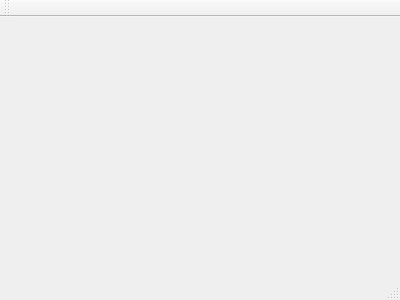
Old version of the form mainwindow.ui in the repository thesanone/MultiDiner.
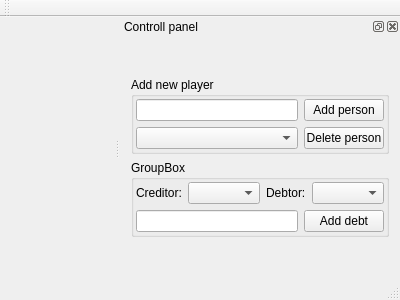
New version of the form.

```diff
--- a/mainwindow.ui
+++ b/mainwindow.ui
@@ -51,6 +51,182 @@
    </attribute>
   </widget>
   <widget class="QStatusBar" name="statusBar"/>
+  <widget class="QDockWidget" name="dockWidget_controll">
+   <property name="windowTitle">
+    <string>Controll panel</string>
+   </property>
+   <attribute name="dockWidgetArea">
+    <number>2</number>
+   </attribute>
+   <widget class="QWidget" name="dockWidgetContents">
+    <layout class="QVBoxLayout" name="verticalLayout">
+     <item>
+      <spacer name="verticalSpacer">
+       <property name="orientation">
+        <enum>Qt::Vertical</enum>
+       </property>
+       <property name="sizeHint" stdset="0">
+        <size>
+         <width>20</width>
+         <height>40</height>
+        </size>
+       </property>
+      </spacer>
+     </item>
+     <item>
+      <widget class="QGroupBox" name="groupBox">
+       <property name="title">
+        <string>Add new player</string>
+       </property>
+       <layout class="QVBoxLayout" name="verticalLayout_3">
+        <property name="leftMargin">
+         <number>2</number>
+        </property>
+        <property name="topMargin">
+         <number>2</number>
+        </property>
+        <property name="rightMargin">
+         <number>2</number>
+        </property>
+        <property name="bottomMargin">
+         <number>2</number>
+        </property>
+        <item>
+         <layout class="QHBoxLayout" name="horizontalLayout_4">
+          <property name="rightMargin">
+           <number>0</number>
+          </property>
+          <item>
+           <widget class="QLineEdit" name="lineEdit_person"/>
+          </item>
+          <item>
+           <widget class="QPushButton" name="pushButton_addPerson">
+            <property name="text">
+             <string>Add person</string>
+            </property>
+           </widget>
+          </item>
+         </layout>
+        </item>
+        <item>
+         <layout class="QHBoxLayout" name="horizontalLayout_2">
+          <property name="topMargin">
+           <number>0</number>
+          </property>
+          <item>
+           <widget class="QComboBox" name="comboBox_personsList"/>
+          </item>
+          <item>
+           <widget class="QPushButton" name="pushButton_deletePerson">
+            <property name="maximumSize">
+             <size>
+              <width>80</width>
+              <height>16777215</height>
+             </size>
+            </property>
+            <property name="text">
+             <string>Delete person</string>
+            </property>
+           </widget>
+          </item>
+         </layout>
+        </item>
+       </layout>
+      </widget>
+     </item>
+     <item>
+      <widget class="QGroupBox" name="groupBox_2">
+       <property name="title">
+        <string>GroupBox</string>
+       </property>
+       <layout class="QVBoxLayout" name="verticalLayout_2">
+        <property name="leftMargin">
+         <number>2</number>
+        </property>
+        <property name="topMargin">
+         <number>2</number>
+        </property>
+        <property name="rightMargin">
+         <number>2</number>
+        </property>
+        <property name="bottomMargin">
+         <number>2</number>
+        </property>
+        <item>
+         <layout class="QHBoxLayout" name="horizontalLayout">
+          <property name="topMargin">
+           <number>0</number>
+          </property>
+          <item>
+           <widget class="QLabel" name="label">
+            <property name="maximumSize">
+             <size>
+              <width>50</width>
+              <height>16777215</height>
+             </size>
+            </property>
+            <property name="text">
+             <string>Creditor:</string>
+            </property>
+           </widget>
+          </item>
+          <item>
+           <widget class="QComboBox" name="comboBox_creditor"/>
+          </item>
+          <item>
+           <widget class="QLabel" name="label_2">
+            <property name="maximumSize">
+             <size>
+              <width>50</width>
+              <height>16777215</height>
+             </size>
+            </property>
+            <property name="text">
+             <string>Debtor:</string>
+            </property>
+           </widget>
+          </item>
+          <item>
+           <widget class="QComboBox" name="comboBox_debtor"/>
+          </item>
+         </layout>
+        </item>
+        <item>
+         <layout class="QHBoxLayout" name="horizontalLayout_3">
+          <property name="topMargin">
+           <number>0</number>
+          </property>
+          <item>
+           <widget class="QLineEdit" name="lineEdit_debt"/>
+          </item>
+          <item>
+           <widget class="QPushButton" name="pushButton_AddDebt">
+            <property name="text">
+             <string>Add debt</string>
+            </property>
+           </widget>
+          </item>
+         </layout>
+        </item>
+       </layout>
+      </widget>
+     </item>
+     <item>
+      <spacer name="verticalSpacer_2">
+       <property name="orientation">
+        <enum>Qt::Vertical</enum>
+       </property>
+       <property name="sizeHint" stdset="0">
+        <size>
+         <width>20</width>
+         <height>40</height>
+        </size>
+       </property>
+      </spacer>
+     </item>
+    </layout>
+   </widget>
+  </widget>
  </widget>
  <layoutdefault spacing="6" margin="11"/>
  <resources/>
```
Left out of the diff: 2 changed lines with no effect on the pictures.
